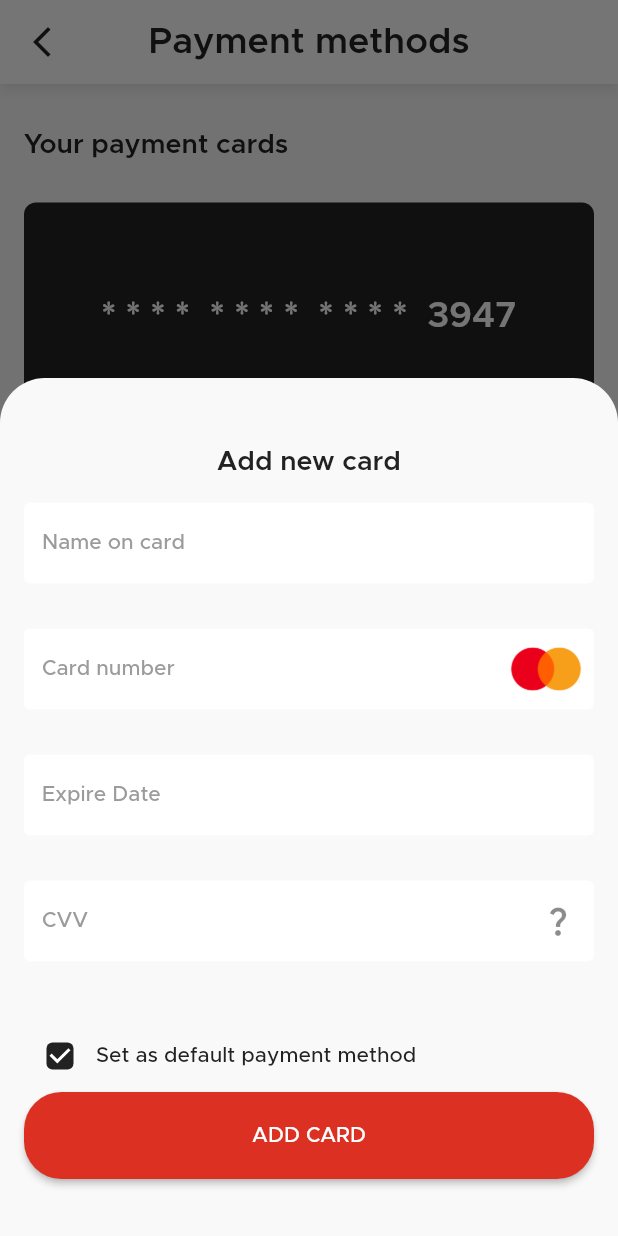
After one commit to saeeddda/ariodev_shop_app, a Flutter app: the SelectCardScreen screen opened directly, after a tap on the "add" icon, on a phone screen of 412 x 824 dp. The commit adds this screen. Run offline on Flutter 3.47's test engine with Material 2 defaults, Android fonts, the phone set to English and light mode, and no system bars; our stand-ins replace carousel_slider, flutter_svg.

Commit message:
compelated bag screen

```diff
--- a/lib/main.dart
+++ b/lib/main.dart
@@ -1,6 +1,7 @@
 import 'package:flutter/material.dart';
 import 'package:shop_app/config/default_theme_data.dart';
-import 'package:shop_app/screens/bags_screen/checkout_screen.dart';
+import 'package:shop_app/screens/bags_screen/success_screen.dart';
+
 
 
 void main() {
@@ -16,7 +17,7 @@ class MyApp extends StatelessWidget {
       debugShowCheckedModeBanner: false,
       title: 'Shoping App',
       theme: DefaultThemeData.light().getTheme,
-      home: const CheckOutScreen(),
+      home: const SuccessScreen(),
     );
   }
 }
--- /dev/null
+++ b/lib/screens/bags_screen/components/add_card_bottomsheet.dart
@@ -0,0 +1,83 @@
+import 'package:flutter/material.dart';
+import 'package:flutter/widgets.dart';
+import 'package:shop_app/config/default_colors.dart';
+import 'package:shop_app/config/default_dimensions.dart';
+import 'package:shop_app/screens/bags_screen/components/custom_bottom.dart';
+
+Future<dynamic> addCardBottomSheet(BuildContext context,TextTheme textTheme) {
+  const bodyMargin = DefaultDimensions.defaultPadding;
+  return showModalBottomSheet(
+    isScrollControlled: true,
+    backgroundColor: Colors.transparent,
+    context: context,
+    builder: (context) {
+
+      return Padding(
+        padding: MediaQuery.of(context).viewInsets,
+        child: Container(
+          padding: const EdgeInsets.fromLTRB(bodyMargin, 47, bodyMargin, 8),
+          height: 572,
+          decoration: const BoxDecoration(
+              color: DefaultLightColor.backgroundColor,
+              borderRadius: BorderRadius.only(topRight: Radius.circular(30),topLeft: Radius.circular(30))
+          ),
+          child: Column(
+            mainAxisSize: MainAxisSize.min,
+            children: [
+              Text("Add new card",style: textTheme.headline3,),
+              const SizedBox(height: 18),
+              informationTextField("Name on card", false, textTheme,false,null),
+              const SizedBox(height: 20),
+              informationTextField("Card number", false, textTheme,true,Image.asset("assets/icons/master.png",width: 64,)),
+              const SizedBox(height: 20),
+              informationTextField("Expire Date", false, textTheme,true,null),
+              const SizedBox(height: 20),
+              informationTextField("CVV", false, textTheme,true,const Icon(Icons.question_mark)),
+              const SizedBox(height: 29),
+              Row(
+                children: [
+                  Checkbox(
+                    value: true,
+                    onChanged: (value) {},
+                    fillColor: MaterialStateProperty.all(
+                        DefaultLightColor.primaryTextColor),
+                    shape: RoundedRectangleBorder(
+                        borderRadius: BorderRadius.circular(4)),
+                  ),
+                  Text(
+                    "Set as default payment method",
+                    style: textTheme.subtitle1,
+                  )
+                ],
+              ),
+              const CustomBottom(title: "ADD CARD")
+            ],
+          ),
+        ),
+      ) ;
+
+    },
+  );
+
+}
+
+Widget informationTextField(String lable, bool isPassword, TextTheme textTheme,bool isNumber,Widget? suffixItem) {
+  return SizedBox(
+    width: double.infinity,
+    height: DefaultDimensions.defaultTextFieldHeight,
+    child: TextField(
+      keyboardType: isNumber? TextInputType.number : null,
+      obscureText: isPassword ? true : false,
+      cursorColor: DefaultDarkColor.darkColor,
+      cursorHeight: DefaultDimensions.defaultCursorHeight,
+      style: textTheme.subtitle1,
+      decoration: InputDecoration(
+        suffixIcon:suffixItem,
+        label: Text(
+          lable,
+          style: textTheme.subtitle2,
+        ),
+      ),
+    ),
+  );
+}
--- /dev/null
+++ b/lib/screens/bags_screen/components/custom_bottom.dart
@@ -0,0 +1,24 @@
+
+import 'package:flutter/material.dart';
+import 'package:flutter/widgets.dart';
+import 'package:shop_app/config/default_colors.dart';
+
+class CustomBottom extends StatelessWidget {
+  const CustomBottom({
+    required this.title,
+    Key? key,
+  }) : super(key: key);
+  final String title;
+
+  @override
+  Widget build(BuildContext context) {
+    return ElevatedButton(
+        onPressed: () {},
+        style: ButtonStyle(
+            backgroundColor: MaterialStateProperty.all(DefaultLightColor.primaryColor),
+            minimumSize: MaterialStateProperty.all(const Size(double.infinity, 58)),
+            shape: MaterialStateProperty.all(RoundedRectangleBorder(borderRadius: BorderRadius.circular(25)))
+        ),
+        child: Text(title));
+  }
+}
--- /dev/null
+++ b/lib/screens/bags_screen/components/payment_card_item.dart
@@ -0,0 +1,97 @@
+// ignore_for_file: must_be_immutable
+
+import 'package:flutter/material.dart';
+import 'package:flutter/widgets.dart';
+import 'package:shop_app/config/default_colors.dart';
+import 'package:shop_app/config/default_dimensions.dart';
+import 'package:shop_app/config/default_theme_data.dart';
+
+class PaymentCardItem extends StatelessWidget {
+  PaymentCardItem({
+    required this.index,
+    Key? key,
+  }) : super(key: key);
+
+  int index;
+
+  @override
+  Widget build(BuildContext context) {
+    final textTheme = DefaultThemeData.light().getTheme.textTheme;
+    const bodyMargin = DefaultDimensions.defaultPadding;
+    return Column(
+      children: [
+        Container(
+          margin: const EdgeInsets.fromLTRB(
+              bodyMargin, 29, bodyMargin, 25),
+          padding: const EdgeInsets.fromLTRB(
+              bodyMargin, 64, bodyMargin, 32),
+          width: double.infinity,
+          height: 216,
+          decoration: BoxDecoration(
+              color: DefaultLightColor.primaryTextColor,
+              borderRadius: BorderRadius.circular(8)),
+          child: Column(
+            children: [
+              //card number
+              Expanded(
+                  child: Text(
+                    "* * * *  * * * *  * * * *  3947",
+                    style: textTheme.headline2!
+                        .apply(color: DefaultLightColor.whiteColor),
+                  )),
+              //card information
+              Row(
+                mainAxisAlignment: MainAxisAlignment.spaceEvenly,
+                children: [
+                  Column(
+                    children: [
+                      Text("Card Holder Name",
+                          style: textTheme.subtitle1!.apply(
+                              color: DefaultLightColor.whiteColor)),
+                      const SizedBox(height: 12),
+                      Text("Jennyfer Doe",
+                          style: textTheme.headline4!.apply(
+                              color: DefaultLightColor.whiteColor)),
+                    ],
+                  ),
+                  const SizedBox(width: 24),
+                  Column(
+                    children: [
+                      Text("Expiry Date",
+                          style: textTheme.subtitle1!.apply(
+                              color: DefaultLightColor.whiteColor)),
+                      const SizedBox(height: 12),
+                      Text("05/23",
+                          style: textTheme.headline4!.apply(
+                              color: DefaultLightColor.whiteColor)),
+                    ],
+                  ),
+                  Image.asset(
+                    "assets/icons/master.png",
+                    width: 64,
+                  )
+                ],
+              )
+            ],
+          ),
+        ),
+        Row(
+          children: [
+            Checkbox(
+              value: index == 0 ? true : false,
+              onChanged: (value) {},
+              fillColor: MaterialStateProperty.all(
+                  DefaultLightColor.primaryTextColor),
+              shape: RoundedRectangleBorder(
+                  borderRadius: BorderRadius.circular(4)),
+            ),
+            Text(
+              "Use as default payment method",
+              style: textTheme.subtitle1,
+            )
+          ],
+        )
+      ],
+    );
+  }
+}
--- /dev/null
+++ b/lib/screens/bags_screen/select_card_screen.dart
@@ -0,0 +1,57 @@
+// ignore_for_file: must_be_immutable
+
+import 'package:flutter/material.dart';
+import 'package:flutter/widgets.dart';
+import 'package:shop_app/config/default_colors.dart';
+import 'package:shop_app/config/default_dimensions.dart';
+import 'package:shop_app/config/default_theme_data.dart';
+import 'package:shop_app/screens/bags_screen/components/add_card_bottomsheet.dart';
+import 'package:shop_app/screens/bags_screen/components/custom_bottom.dart';
+import 'package:shop_app/screens/bags_screen/components/default_appbar.dart';
+import 'package:shop_app/screens/bags_screen/components/payment_card_item.dart';
+import 'package:shop_app/screens/login_register_screens/components/textfield_component.dart';
+
+class SelectCardScreen extends StatelessWidget {
+  const SelectCardScreen({Key? key}) : super(key: key);
+
+  @override
+  Widget build(BuildContext context) {
+    final textTheme = DefaultThemeData.light().getTheme.textTheme;
+    const bodyMargin = DefaultDimensions.defaultPadding;
+    return Scaffold(
+      floatingActionButton: FloatingActionButton(
+        onPressed: () {
+          addCardBottomSheet(context,textTheme);
+        },
+        backgroundColor: DefaultLightColor.primaryTextColor,
+        child: const Icon(
+          Icons.add,
+          size: 48,
+        ),
+      ),
+      appBar: defaultAppBar("Payment methods"),
+      backgroundColor: DefaultLightColor.backgroundColor,
+      body: Column(
+        crossAxisAlignment: CrossAxisAlignment.start,
+        children: [
+          Padding(
+            padding: const EdgeInsets.only(left: bodyMargin, top: 32),
+            child: Text("Your payment cards", style: textTheme.headline3),
+          ),
+          Expanded(
+              child: ListView.builder(
+            itemCount: 6,
+            physics: const BouncingScrollPhysics(),
+            itemBuilder: (context, index) {
+              return PaymentCardItem(index: index,);
+            },
+          )),
+          const SizedBox(height: 64)
+        ],
+      ),
+    );
+  }
+
+
+
+}
--- a/pubspec.yaml
+++ b/pubspec.yaml
@@ -13,6 +13,7 @@ dependencies:
   font_awesome_flutter: ^10.2.1
   carousel_slider: ^4.1.1
   flutter_rating_bar: ^4.0.1
+  flutter_svg: ^1.1.5
 
 
 dev_dependencies:
```
Also changed, not shown: lib/screens/bags_screen/adding_shipping_address_screen.dart (added, +68 -0 lines), lib/screens/bags_screen/checkout_screen.dart (+4 -10 lines), lib/screens/bags_screen/mybag_screen.dart (+4 -12 lines), lib/screens/bags_screen/selected_address_screen.dart (added, +94 -0 lines), lib/screens/bags_screen/success_screen.dart (added, +36 -0 lines), pubspec.lock.
